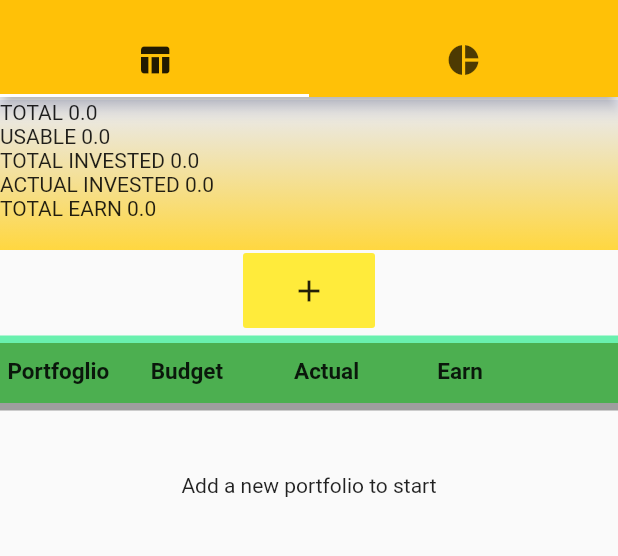
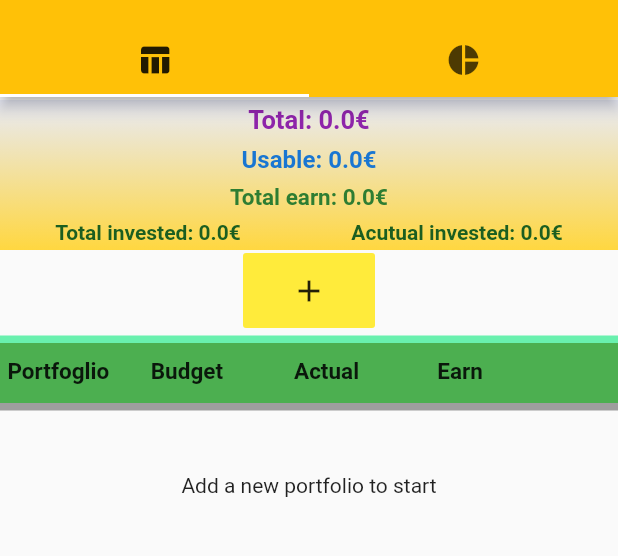
Before and after one commit to rin0o1/cashFlow, a Flutter app: the screen it shows after launch, on a phone screen of 412 x 824 dp, the part 59-615 px from its top. Run offline on Flutter 3.47's test engine with Material 2 defaults, Android fonts, the phone set to English and light mode, and no system bars; our stand-ins replace expandable, flutter_colorpicker, fluttertoast, shared_preferences.

Commit message:
total desing

```diff
--- a/lib/screens/AccountInfo/accountInfo_main.dart
+++ b/lib/screens/AccountInfo/accountInfo_main.dart
@@ -38,6 +38,19 @@ class AccountInfoMainState extends State<AccountInfoMain> {
       setState(() {
         portfolios = data;
         //calculatin totals variables
+        calculatingTotalValues();
+        isLoading = false;
+      });
+    });
+  }
+
+  void calculatingTotalValues() {
+    total = 0;
+    usable = 0;
+    totalInvested = 0;
+    actualInvested = 0;
+    totalEarn = 0;
+
     for (ModelPortfolio p in portfolios) {
       total += p.actualBudget;
       if (p.isAnInvestment) {
@@ -47,9 +60,6 @@ class AccountInfoMainState extends State<AccountInfoMain> {
       }
     }
     usable = total - totalInvested;
-        isLoading = false;
-      });
-    });
   }
 
   @override
@@ -360,14 +370,14 @@ class AccountInfoMainState extends State<AccountInfoMain> {
                                         Container(
                                           width: 80,
                                           child: Text(
-                                            p.budgetInvested.toString(),
+                                            p.budgetInvested.toString() + "€",
                                             style: TextStyle(fontSize: 17),
                                           ),
                                         ),
                                         Container(
                                           width: 80,
                                           child: Text(
-                                            p.actualBudget.toString(),
+                                            p.actualBudget.toString() + "€",
                                             style: TextStyle(fontSize: 17),
                                           ),
                                         ),
@@ -378,7 +388,7 @@ class AccountInfoMainState extends State<AccountInfoMain> {
                                                     : Colors.red[200],
                                                 width: 80,
                                                 child: Text(
-                                                    p.earnFrom.toString(),
+                                                    p.earnFrom.toString() + "€",
                                                     style: TextStyle(
                                                         fontSize: 16,
                                                         fontWeight:
@@ -423,25 +433,60 @@ class AccountInfoMainState extends State<AccountInfoMain> {
               begin: Alignment.topCenter,
               colors: [Colors.indigo[50], Colors.amberAccent])),
       child: Column(
+        mainAxisAlignment: MainAxisAlignment.spaceAround,
         children: [
           Row(
-            children: [Text("TOTAL " + total.toString() ?? "")],
-          ),
-          Row(
-            children: [Text("USABLE " + usable.toString() ?? "")],
-          ),
-          Row(
+            mainAxisAlignment: MainAxisAlignment.center,
             children: [
-              Text("TOTAL INVESTED " + totalInvested.toString() ?? "")
+              Text("Total: " + total.toString() + "€" ?? "",
+                  style: TextStyle(
+                      fontSize: 17,
+                      fontWeight: FontWeight.bold,
+                      color: Colors.purple[600]))
             ],
           ),
           Row(
+            mainAxisAlignment: MainAxisAlignment.center,
             children: [
-              Text("ACTUAL INVESTED " + actualInvested.toString() ?? "")
+              Text("Usable: " + usable.toString() + "€" ?? "",
+                  style: TextStyle(
+                      fontSize: 16,
+                      fontWeight: FontWeight.bold,
+                      color: Colors.blue[700]))
             ],
           ),
           Row(
-            children: [Text("TOTAL EARN " + totalEarn.toString()) ?? ""],
+            mainAxisAlignment: MainAxisAlignment.center,
+            children: [
+              Text("Total earn: " + totalEarn.toString() + "€",
+                      style: TextStyle(
+                          fontSize: 15,
+                          fontWeight: FontWeight.bold,
+                          color: (totalEarn >= 0)
+                              ? Colors.green[800]
+                              : Colors.red[800])) ??
+                  ""
+            ],
+          ),
+          Row(
+            mainAxisAlignment: MainAxisAlignment.spaceAround,
+            children: [
+              Text("Total invested: " + totalInvested.toString() + "€" ?? "",
+                  style: TextStyle(
+                      fontSize: 14,
+                      fontWeight: FontWeight.bold,
+                      color: (totalEarn >= 0)
+                          ? Colors.green[900]
+                          : Colors.red[800])),
+              Text(
+                "Acutual invested: " + actualInvested.toString() + "€" ?? "",
+                style: TextStyle(
+                    fontSize: 14,
+                    fontWeight: FontWeight.bold,
+                    color:
+                        (totalEarn >= 0) ? Colors.green[900] : Colors.red[800]),
+              )
+            ],
           )
         ],
       ),
@@ -452,10 +497,11 @@ class AccountInfoMainState extends State<AccountInfoMain> {
     Dialogs.confermationDialog(
         context, "DELETE", "Are you sure you want to delete this element??",
         () {
-      setState(() {
+      this.setState(() {
         repPort.deleteFromKey(key).then((x) {
           isLoading = true;
           getData();
+          //calculatingTotalValues();
         });
       });
     });
```
Lines whose indentation alone changed are shown as unchanged.
